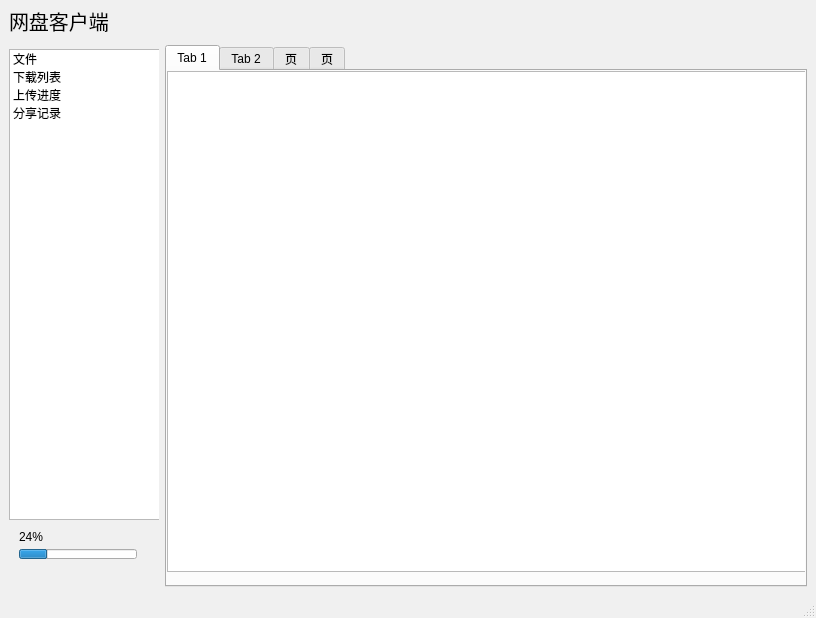
lisongqian/netDiskClient, file mainWindow.ui: the form before one commit.
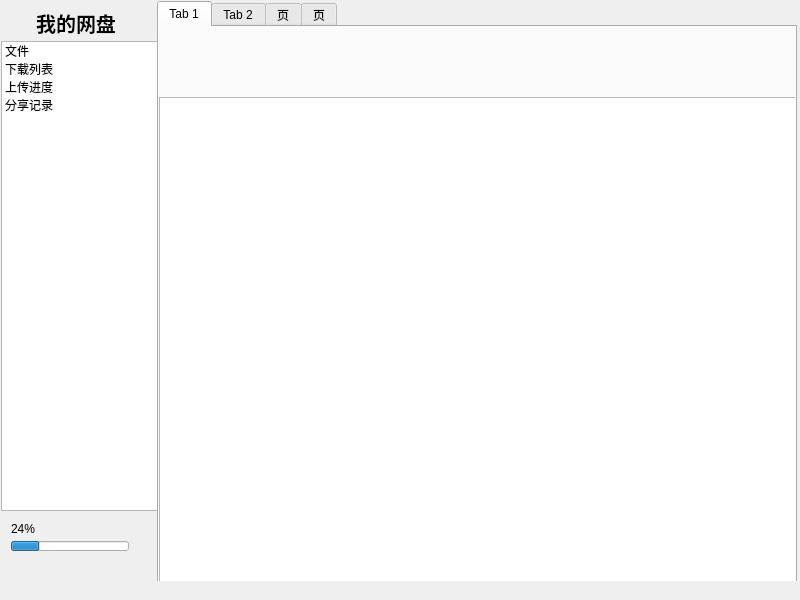
The form after the commit. The open tabs and pages were chosen to show the change. Icons and pictures are not drawn.

Patch:
```diff
--- a/mainWindow.ui
+++ b/mainWindow.ui
@@ -6,45 +6,27 @@
    <rect>
     <x>0</x>
     <y>0</y>
-    <width>816</width>
-    <height>618</height>
+    <width>800</width>
+    <height>600</height>
    </rect>
   </property>
+  <property name="minimumSize">
+   <size>
+    <width>800</width>
+    <height>600</height>
+   </size>
+  </property>
+  <property name="maximumSize">
+   <size>
+    <width>800</width>
+    <height>600</height>
+   </size>
+  </property>
   <property name="palette">
    <palette>
-    <active>
-     <colorrole role="Window">
-      <brush brushstyle="SolidPattern">
-       <color alpha="255">
-        <red>255</red>
-        <green>255</green>
-        <blue>255</blue>
-       </color>
-      </brush>
-     </colorrole>
-    </active>
-    <inactive>
-     <colorrole role="Window">
-      <brush brushstyle="SolidPattern">
-       <color alpha="255">
-        <red>240</red>
-        <green>240</green>
-        <blue>240</blue>
-       </color>
-      </brush>
-     </colorrole>
-    </inactive>
-    <disabled>
-     <colorrole role="Window">
-      <brush brushstyle="SolidPattern">
-       <color alpha="255">
-        <red>240</red>
-        <green>240</green>
-        <blue>240</blue>
-       </color>
-      </brush>
-     </colorrole>
-    </disabled>
+    <active/>
+    <inactive/>
+    <disabled/>
    </palette>
   </property>
   <property name="windowTitle">
@@ -54,40 +36,50 @@
    <bool>false</bool>
   </property>
   <widget class="QWidget" name="centralwidget">
-   <layout class="QGridLayout" name="gridLayout_2">
-    <item row="0" column="0">
-     <layout class="QGridLayout" name="gridLayout">
-      <item row="0" column="0" rowspan="2">
-       <widget class="QWidget" name="widget_2" native="true">
+   <widget class="QWidget" name="leftWidget" native="true">
+    <property name="geometry">
+     <rect>
+      <x>1</x>
+      <y>1</y>
+      <width>160</width>
+      <height>600</height>
+     </rect>
+    </property>
         <property name="minimumSize">
          <size>
-          <width>150</width>
-          <height>550</height>
+      <width>160</width>
+      <height>600</height>
          </size>
         </property>
         <property name="maximumSize">
          <size>
-          <width>150</width>
-          <height>16777215</height>
-         </size>
-        </property>
+      <width>160</width>
+      <height>600</height>
+     </size>
+    </property>
+    <property name="autoFillBackground">
+     <bool>true</bool>
+    </property>
         <widget class="QLabel" name="label">
          <property name="geometry">
           <rect>
            <x>0</x>
-           <y>0</y>
-           <width>151</width>
+       <y>10</y>
+       <width>150</width>
            <height>23</height>
           </rect>
          </property>
          <property name="font">
           <font>
-           <family>华文中宋</family>
            <pointsize>15</pointsize>
+       <bold>true</bold>
           </font>
          </property>
          <property name="text">
-          <string>网盘客户端</string>
+      <string>我的网盘</string>
+     </property>
+     <property name="alignment">
+      <set>Qt::AlignCenter</set>
          </property>
         </widget>
         <widget class="QListWidget" name="listWidget">
@@ -95,10 +87,13 @@
           <rect>
            <x>0</x>
            <y>40</y>
-           <width>151</width>
-           <height>471</height>
-          </rect>
-         </property>
+       <width>160</width>
+       <height>470</height>
+      </rect>
+     </property>
+     <property name="autoFillBackground">
+      <bool>false</bool>
+     </property>
          <item>
           <property name="text">
            <string>文件</string>
@@ -176,9 +171,15 @@
          </property>
         </widget>
        </widget>
-      </item>
-      <item row="1" column="1">
        <widget class="QTabWidget" name="tabWidget">
+    <property name="geometry">
+     <rect>
+      <x>157</x>
+      <y>1</y>
+      <width>640</width>
+      <height>600</height>
+     </rect>
+    </property>
         <property name="minimumSize">
          <size>
           <width>640</width>
@@ -202,12 +203,34 @@
           <property name="geometry">
            <rect>
             <x>0</x>
-            <y>0</y>
-            <width>641</width>
+        <y>70</y>
+        <width>661</width>
             <height>501</height>
            </rect>
           </property>
          </widget>
+     <widget class="QWidget" name="navigation" native="true">
+      <property name="geometry">
+       <rect>
+        <x>20</x>
+        <y>20</y>
+        <width>641</width>
+        <height>30</height>
+       </rect>
+      </property>
+      <property name="minimumSize">
+       <size>
+        <width>640</width>
+        <height>30</height>
+       </size>
+      </property>
+      <property name="maximumSize">
+       <size>
+        <width>16777215</width>
+        <height>30</height>
+       </size>
+      </property>
+     </widget>
         </widget>
         <widget class="QWidget" name="downloadTab">
          <attribute name="title">
@@ -245,38 +268,15 @@
          </attribute>
         </widget>
        </widget>
-      </item>
-      <item row="0" column="1">
-       <widget class="QWidget" name="navigation" native="true">
-        <property name="minimumSize">
-         <size>
-          <width>640</width>
-          <height>30</height>
-         </size>
-        </property>
-        <property name="maximumSize">
-         <size>
-          <width>16777215</width>
-          <height>30</height>
-         </size>
-        </property>
-       </widget>
-      </item>
-     </layout>
-    </item>
-   </layout>
-  </widget>
-  <widget class="QMenuBar" name="menubar">
-   <property name="geometry">
-    <rect>
-     <x>0</x>
-     <y>0</y>
-     <width>816</width>
-     <height>22</height>
-    </rect>
-   </property>
-  </widget>
-  <widget class="QStatusBar" name="statusbar"/>
+  </widget>
+  <widget class="QStatusBar" name="statusbar">
+   <property name="enabled">
+    <bool>false</bool>
+   </property>
+   <property name="sizeGripEnabled">
+    <bool>false</bool>
+   </property>
+  </widget>
  </widget>
  <resources>
   <include location="sources/main.qrc"/>
```
Left out of the diff: 2 changed lines with no effect on the pictures. Lines whose indentation alone changed are shown as unchanged.
